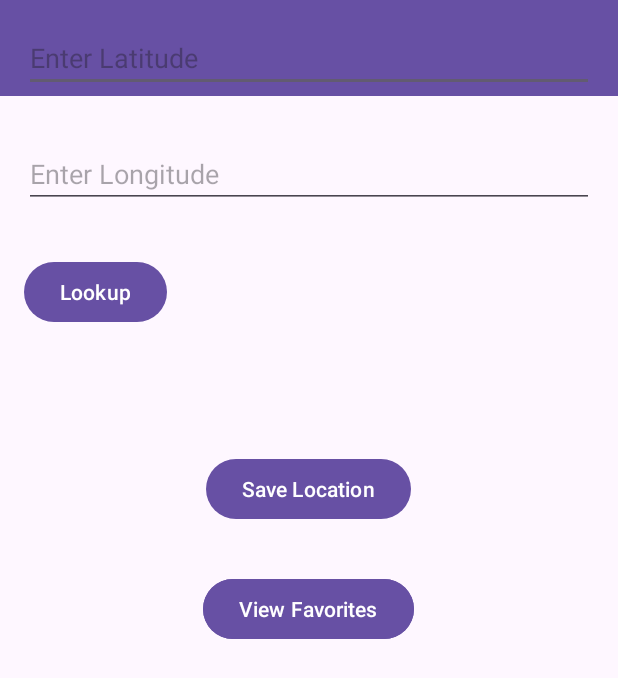
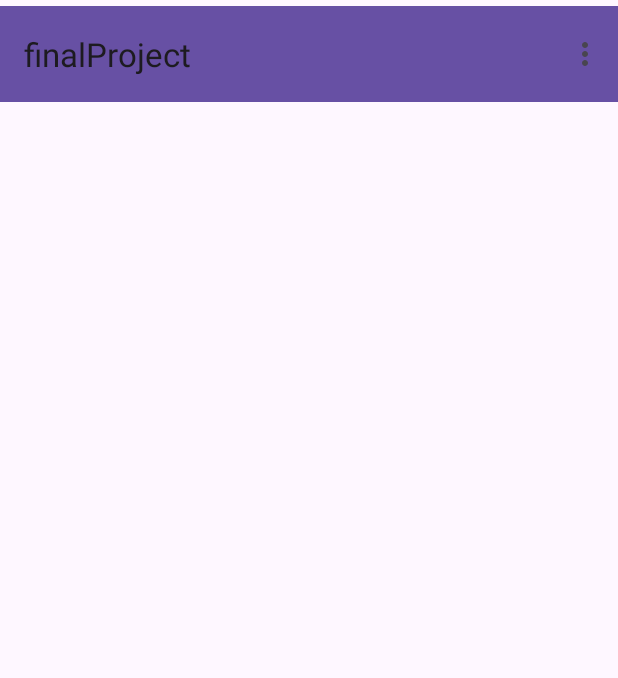
Before and after one commit to KPM007/finalProject, an Android app: the screen it shows after launch (Sunrise before the commit, MainActivity after it), on a phone screen of 412 x 824 dp. Shown: the top 678 px of the screen. Run offline under Robolectric (Android 15) with nearby library versions, the phone set to English and light mode, and no system bars.

Commit message:
commit 1

```diff
--- a/app/src/main/AndroidManifest.xml
+++ b/app/src/main/AndroidManifest.xml
@@ -1,6 +1,7 @@
 <?xml version="1.0" encoding="utf-8"?>
 <manifest xmlns:android="http://schemas.android.com/apk/res/android"
     xmlns:tools="http://schemas.android.com/tools">
+
     <uses-permission android:name="android.permission.INTERNET" />
 
     <application
@@ -15,7 +16,7 @@
         tools:targetApi="31">
 
         <activity
-            android:name=".Sunrise"
+            android:name=".MainActivity"
             android:exported="true">
             <intent-filter>
                 <action android:name="android.intent.action.MAIN" />
@@ -23,6 +24,9 @@
                 <category android:name="android.intent.category.LAUNCHER" />
             </intent-filter>
         </activity>
+
+        <!-- Other activities declaration -->
+        <activity android:name=".Sunrise" android:exported="true"/>
     </application>
 
 </manifest>
--- /dev/null
+++ b/app/src/main/java/algonquin/cst2355/finalproject/MainActivity.java
@@ -0,0 +1,39 @@
+package algonquin.cst2355.finalproject;
+
+import android.content.Intent;
+import android.os.Bundle;
+import android.view.Menu;
+import android.view.MenuItem;
+import androidx.appcompat.app.AppCompatActivity;
+import androidx.appcompat.widget.Toolbar;
+
+public class MainActivity extends AppCompatActivity {
+    @Override
+    protected void onCreate(Bundle savedInstanceState) {
+        super.onCreate(savedInstanceState);
+        setContentView(R.layout.activity_main);
+
+        Toolbar toolbar = findViewById(R.id.toolbar);
+        setSupportActionBar(toolbar);
+    }
+
+    @Override
+    public boolean onCreateOptionsMenu(Menu menu) {
+        // Inflate the menu; this adds items to the action bar if it is present.
+        getMenuInflater().inflate(R.menu.main_menu, menu);
+        return true;
+    }
+
+    @Override
+    public boolean onOptionsItemSelected(MenuItem item) {
+        int id = item.getItemId();
+
+        if (id == R.id.action_more_apps) {
+            Intent intent = new Intent(this, Sunrise.class);
+            startActivity(intent);
+            return true;
+        }
+
+        return super.onOptionsItemSelected(item);
+    }
+}
--- /dev/null
+++ b/app/src/main/res/layout/activity_main.xml
@@ -0,0 +1,23 @@
+<?xml version="1.0" encoding="utf-8"?>
+<androidx.constraintlayout.widget.ConstraintLayout xmlns:android="http://schemas.android.com/apk/res/android"
+    xmlns:app="http://schemas.android.com/apk/res-auto"
+    xmlns:tools="http://schemas.android.com/tools"
+    android:layout_width="match_parent"
+    android:layout_height="match_parent"
+    tools:context=".MainActivity">
+
+    <androidx.appcompat.widget.Toolbar
+        android:id="@+id/toolbar"
+        android:layout_width="0dp"
+        android:layout_height="?attr/actionBarSize"
+        android:layout_marginTop="4dp"
+        android:background="?attr/colorPrimary"
+        app:layout_constraintHorizontal_bias="0.0"
+        app:layout_constraintLeft_toLeftOf="parent"
+        app:layout_constraintRight_toRightOf="parent"
+        app:layout_constraintTop_toTopOf="parent"
+        app:popupTheme="@style/ThemeOverlay.AppCompat.Light" />
+
+    <!-- Your other UI elements here -->
+
+</androidx.constraintlayout.widget.ConstraintLayout>
--- a/app/src/main/res/layout/activity_sunrise.xml
+++ b/app/src/main/res/layout/activity_sunrise.xml
@@ -1,9 +1,9 @@
-<?xml version="1.0" encoding="utf-8"?>
 <RelativeLayout xmlns:android="http://schemas.android.com/apk/res/android"
     xmlns:tools="http://schemas.android.com/tools"
     android:layout_width="match_parent"
     android:layout_height="match_parent"
     tools:context=".Sunrise">
+
     <androidx.appcompat.widget.Toolbar
         android:id="@+id/toolbar"
         android:layout_width="match_parent"
@@ -11,11 +11,11 @@
         android:layout_alignParentTop="true"
         android:background="?attr/colorPrimary" />
 
-
     <EditText
         android:id="@+id/editTextLat"
         android:layout_width="match_parent"
         android:layout_height="wrap_content"
+        android:layout_below="@id/toolbar"
         android:layout_margin="16dp"
         android:hint="Enter Latitude"
         android:inputType="numberDecimal" />
@@ -26,7 +26,7 @@
         android:layout_height="wrap_content"
         android:layout_below="@id/editTextLat"
         android:layout_margin="16dp"
-        android:layout_marginTop="84dp"
+        android:layout_marginTop="91dp"
         android:layout_marginBottom="16dp"
         android:hint="Enter Longitude"
         android:inputType="numberDecimal" />
@@ -37,7 +37,7 @@
         android:layout_height="wrap_content"
         android:layout_below="@id/editTextLng"
         android:layout_margin="16dp"
-        android:layout_marginTop="40dp"
+        android:layout_marginTop="83dp"
         android:layout_marginBottom="16dp"
         android:text="Lookup" />
 
--- /dev/null
+++ b/app/src/main/res/menu/main_menu.xml
@@ -0,0 +1,12 @@
+<menu xmlns:android="http://schemas.android.com/apk/res/android"
+    xmlns:app="http://schemas.android.com/apk/res-auto">
+    <item android:id="@+id/action_more_apps"
+        android:title="More Apps"
+        android:showAsAction="ifRoom"/>
+
+    <item android:id="@+id/action_more_apps"
+        android:title="More Apps"
+        android:icon="@drawable/ic_more_apps"
+        android:showAsAction="ifRoom"/>
+    <!-- Add any additional items here -->
+</menu>
--- a/app/src/main/res/menu/menu_main.xml
+++ /dev/null
@@ -1,10 +0,0 @@
-<menu xmlns:app="http://schemas.android.com/apk/res-auto"
-    xmlns:android="http://schemas.android.com/apk/res/android">
-    <!-- Help menu item -->
-    <item
-        android:id="@+id/help"
-        android:title="@string/help"
-        android:showAsAction="ifRoom|withText" />
-
-    <!-- You can add more menu items here -->
-</menu>
```
Also changed, not shown: app/src/main/java/algonquin/cst2355/finalproject/Sunrise.java (+0 -23 lines), app/src/main/res/drawable/ic_more_apps.png (added).
